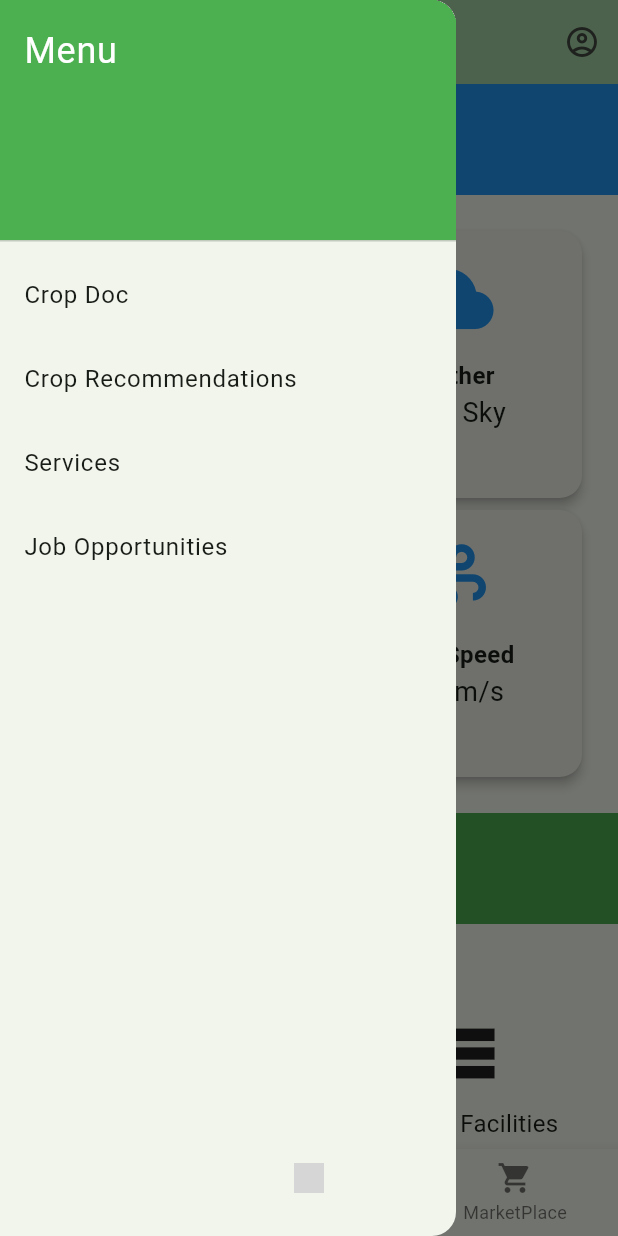
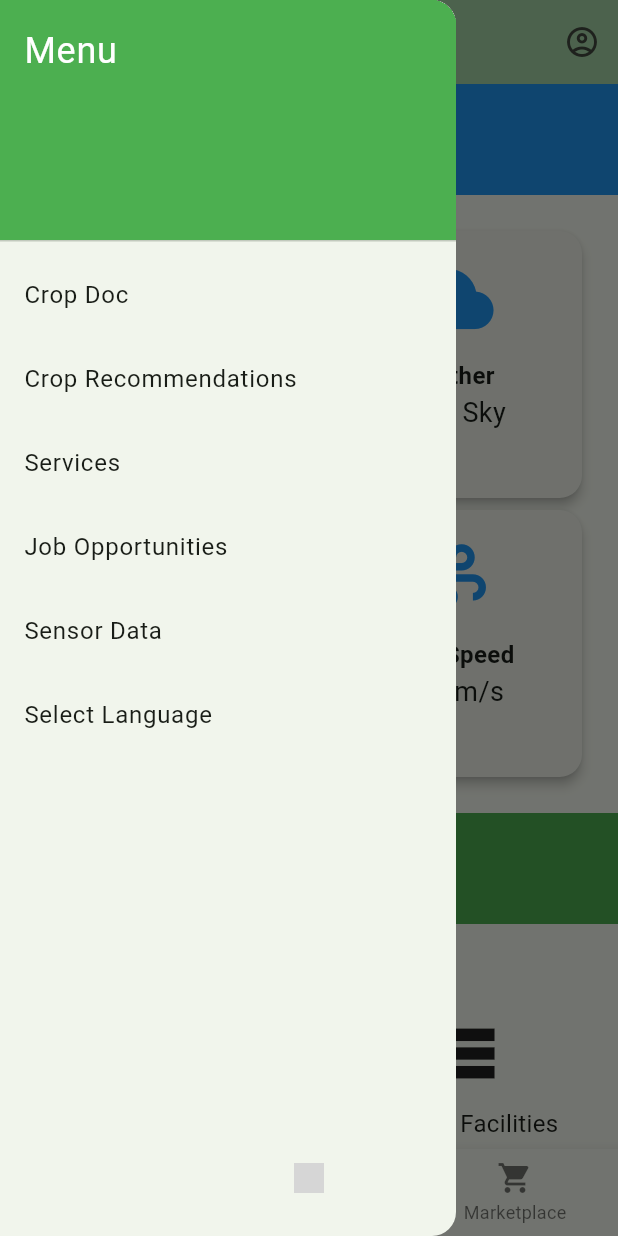
Before and after one commit to dreamfarmapp/DreamFarm, a Flutter app: the screen it shows after launch, with the side drawer open, on a phone screen of 412 x 824 dp. Run offline on Flutter 3.47's test engine with Material 3 defaults, Android fonts, the phone set to English and light mode, and no system bars; our stand-ins replace file_picker, fl_chart, flutter_markdown, flutter_screenutil, geocoding, geolocator and 3 more; generated files the repository leaves out were written again; grey boxes are pictures that could not be loaded.

Commit message:
feat : local languages

```diff
--- a/lib/main.dart
+++ b/lib/main.dart
@@ -11,6 +11,7 @@ import 'package:dreamfarm/screens/JobOpportunity/skill_add.dart';
 import 'package:dreamfarm/screens/MarketPlace/add_product.dart';
 import 'package:dreamfarm/screens/MarketPlace/market_place.dart';
 import 'package:dreamfarm/screens/MarketPlace/product_screen.dart';
+import 'package:dreamfarm/screens/SensorData/sensor_data_screen.dart';
 import 'package:dreamfarm/screens/Therapy/therapy_screen.dart';
 import 'package:dreamfarm/screens/UserProfile/UserProfile.dart';
 import 'package:dreamfarm/screens/home/ui/home_screen.dart';
@@ -86,14 +87,17 @@ class _MyAppState extends State<MyApp> {
             '/account': (context) => const Account(),
             '/cropdoc-input': (context) => const CropDocInput(),
             '/marketplace': (context) =>  MarketplaceScreen(),
-            '/product': (context) => ProductScreen(),
+            '/product': (context) => ProductScreen(
+
+            ),
             //'/networks': (context) => NetworksScreen(),
             '/skill': (context) => const SkillAddScreen(),
             '/job' : (context) =>  JobListingScreen(),
             '/addproduct': (context) => AddProductScreen(),
             '/addpost': (context) => AddPostScreen(),
             '/therapy' : (context) => TherapyScreen(),
-            '/recommend': (context) => CropRecommendationScreen()
+            '/recommend': (context) => CropRecommendationScreen(),
+            '/sensor' : (context) => SensorDataScreen()
           },
           initialRoute: "/",
         );
--- a/lib/screens/home/ui/home_screen.dart
+++ b/lib/screens/home/ui/home_screen.dart
@@ -4,6 +4,7 @@ import 'package:google_fonts/google_fonts.dart';
 import 'package:http/http.dart' as http;
 import 'package:flutter/material.dart';
 import 'package:shared_preferences/shared_preferences.dart';
+import 'package:dreamfarm/languages/language_constant.dart'; // Import for i18n
 
 class HomeScreen extends StatefulWidget {
   const HomeScreen({super.key});
@@ -73,7 +74,7 @@ class _HomeScreenState extends State<HomeScreen> {
           )
         ],
         centerTitle: true,
-        title: Text('DreamFarm'),
+        title: Text(translation(context).dreamfarm), // i18n key
         leading: Builder(
           builder: (BuildContext context) {
             return IconButton(
@@ -91,7 +92,7 @@ class _HomeScreenState extends State<HomeScreen> {
           children: <Widget>[
             DrawerHeader(
               child: Text(
-                'Menu',
+                translation(context).menu, // i18n key
                 style: TextStyle(color: Colors.white, fontSize: 24),
               ),
               decoration: BoxDecoration(
@@ -99,40 +100,41 @@ class _HomeScreenState extends State<HomeScreen> {
               ),
             ),
             ListTile(
-              title: Text('Crop Doc'),
+              title: Text(translation(context).cropdoc), // i18n key
               onTap: () {
                 Navigator.pushNamed(context, "/cropdoc-input");
-                // Implement option 1 functionality here
               },
             ),
             ListTile(
-              title: Text('Crop Recommendations'),
+              title: Text(translation(context).crop_recommendations), // i18n key
               onTap: () {
                 Navigator.pushNamed(context, "/recommend");
-                // Implement option 1 functionality here
               },
             ),
             ListTile(
-              title: Text('Services'),
+              title: Text(translation(context).services), // i18n key
               onTap: () {
-                 makeCall("http://192.168.1.4:8501");
-                // Implement option 2 functionality here
+                 makeCall("http://172.168.74.38:8501");
               },
             ),
             ListTile(
-              title: Text('Job Opportunities'),
+              title: Text(translation(context).job_opportunities), // i18n key
               onTap: () {
                 Navigator.pushNamed(context, '/skill');
-                // Implement option 2 functionality here
               },
             ),
-            // ListTile(
-            //   title: Text('Therapy'),
-            //   onTap: () {
-            //     Navigator.pushNamed(context, "/therapy");
-            //     // Implement option 1 functionality here
-            //   },
-            // ),
+            ListTile(
+              title: Text(translation(context).sensor_data), // i18n key
+              onTap: () {
+                Navigator.pushNamed(context, '/sensor');
+              },
+            ),
+             ListTile(
+              title: Text(translation(context).select_language), // i18n key
+              onTap: () {
+                Navigator.pushNamed(context, '/language');
+              },
+            ),
           ],
         ),
       ),
@@ -144,7 +146,7 @@ class _HomeScreenState extends State<HomeScreen> {
               padding: EdgeInsets.all(20),
               color: Colors.blue,
               child: Text(
-                'Current Weather Data',
+                translation(context).current_weather_data, // i18n key
                 style: TextStyle(color: Colors.white, fontSize: 24),
               ),
             ),
@@ -164,7 +166,6 @@ class _HomeScreenState extends State<HomeScreen> {
                     ),
                   )
                 : SizedBox(),
-            // Display current weather data here
             Container(
               padding: EdgeInsets.all(20),
               child: GridView.count(
@@ -174,22 +175,22 @@ class _HomeScreenState extends State<HomeScreen> {
                 children: <Widget>[
                   WeatherInfoCard(
                     icon: Icons.thermostat_outlined,
-                    label: 'Temperature',
+                    label: translation(context).temperature, // i18n key
                     value: '$temp°C',
                   ),
                   WeatherInfoCard(
                     icon: Icons.cloud,
-                    label: 'Weather',
+                    label: translation(context).weather, // i18n key
                     value: description,
                   ),
                   WeatherInfoCard(
                     icon: Icons.water_outlined,
-                    label: 'Humidity',
+                    label: translation(context).humidity, // i18n key
                     value: '$humidity%',
                   ),
                   WeatherInfoCard(
                     icon: Icons.air_outlined,
-                    label: 'Wind Speed',
+                    label: translation(context).wind_speed, // i18n key
                     value: '$windspeed m/s',
                   ),
                 ],
@@ -199,11 +200,10 @@ class _HomeScreenState extends State<HomeScreen> {
               padding: EdgeInsets.all(20),
               color: Colors.green,
               child: Text(
-                'Services',
+                translation(context).services, // i18n key
                 style: TextStyle(color: Colors.white, fontSize: 24),
               ),
             ),
-            // Display services
             GridView.count(
               physics: NeverScrollableScrollPhysics(),
               shrinkWrap: true,
@@ -211,24 +211,23 @@ class _HomeScreenState extends State<HomeScreen> {
               children: <Widget>[
                 GestureDetector(
                   onTap: () {
-                     makeCall("http://192.168.137.36:8501");
+                     makeCall("http://172.168.74.38:8501");
                   },
                   child: ServiceContainer(
-                      icon: Icons.agriculture, label: 'Soil Testing'),
+                      icon: Icons.agriculture,
+                      label: translation(context).soil_testing), // i18n key
                 ),
                 GestureDetector(
                   onTap: () {
-                    makeCall("http://192.168.137.36:8501");
+                    makeCall("http://172.168.74.38:8501");
                   },
                   child: ServiceContainer(
-                      icon: Icons.storage, label: 'Storage Facilities'),
+                      icon: Icons.storage,
+                      label: translation(context).storage_facilities), // i18n key
                 ),
-                // Add more service containers as needed
               ],
             ),
-            SizedBox(
-                height:
-                    kBottomNavigationBarHeight), // Ensure bottom navigation bar visibility
+            SizedBox(height: kBottomNavigationBarHeight),
           ],
         ),
       ),
@@ -244,18 +243,18 @@ class _HomeScreenState extends State<HomeScreen> {
         items: <BottomNavigationBarItem>[
           BottomNavigationBarItem(
             icon: Icon(Icons.home),
-            label: 'Home',
+            label: translation(context).home, // i18n key
           ),
           BottomNavigationBarItem(
             icon: Image.asset(
               "assets/icons/community_black.png",
               height: 20,
             ),
-            label: 'Community',
+            label: translation(context).community, // i18n key
           ),
           BottomNavigationBarItem(
             icon: Icon(Icons.shopping_cart),
-            label: 'MarketPlace',
+            label: translation(context).marketplace, // i18n key
           ),
         ],
       ),
--- a/lib/screens/language_select/language_select.dart
+++ b/lib/screens/language_select/language_select.dart
@@ -71,7 +71,7 @@ class _LanguageSelectScreenState extends State<LanguageSelectScreen> {
                   borderRadius: BorderRadius.circular(20)),
               child: MaterialButton(
                 onPressed: () {
-                  Navigator.pushNamed(context, "/login");
+                  Navigator.pop(context);
                 },
                 child: Center(
                   child: Text(
--- a/pubspec.yaml
+++ b/pubspec.yaml
@@ -50,6 +50,7 @@ dependencies:
   google_generative_ai: ^0.4.6
   image_picker: ^1.1.2
   flutter_markdown: ^0.7.3+2
+  fl_chart: ^0.69.0
 
 dev_dependencies:
   flutter_test:
```
Also changed, not shown: lib/l10n/app_en.arb (+19 -1 lines), lib/l10n/app_hi.arb (+19 -1 lines), lib/l10n/app_ta.arb (+23 -5 lines), lib/l10n/app_te.arb (+19 -1 lines), lib/screens/SensorData/sensor_data_screen.dart (added, +219 -0 lines), pubspec.lock.
